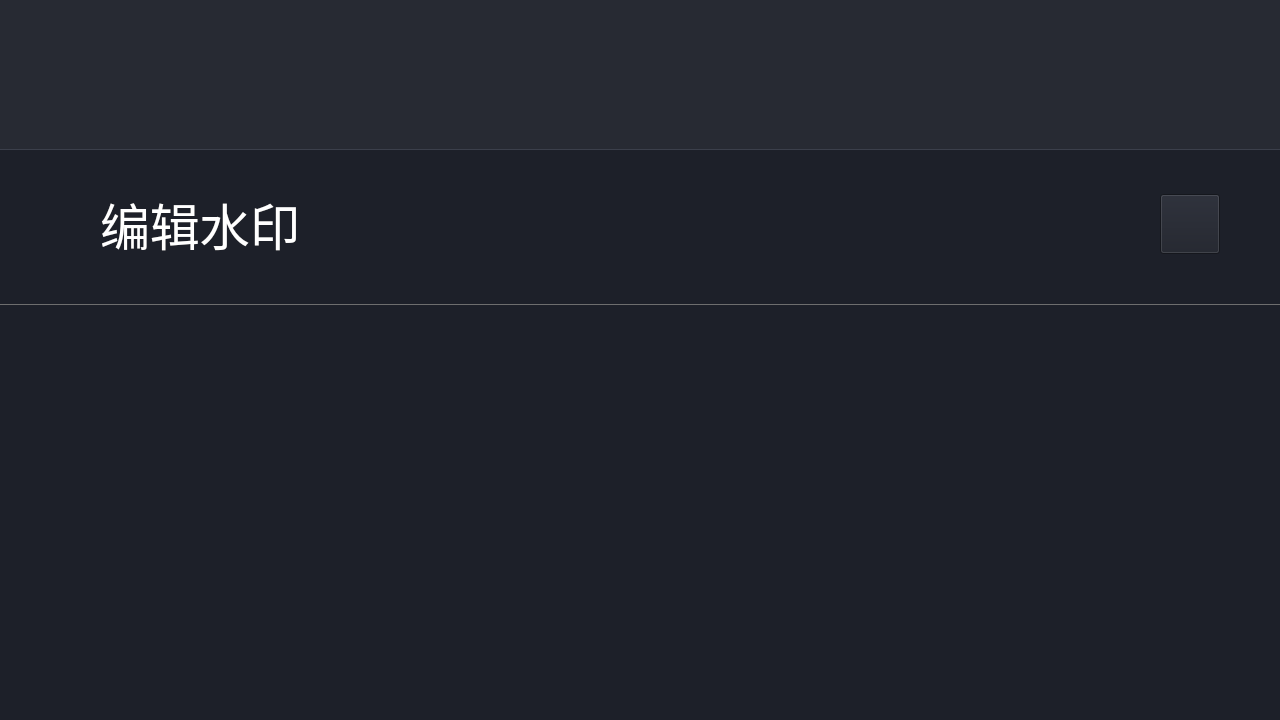
Above: widgets/usersetwidget.ui from wyc15002105071/Recorder before the change. Below: the same form after it.
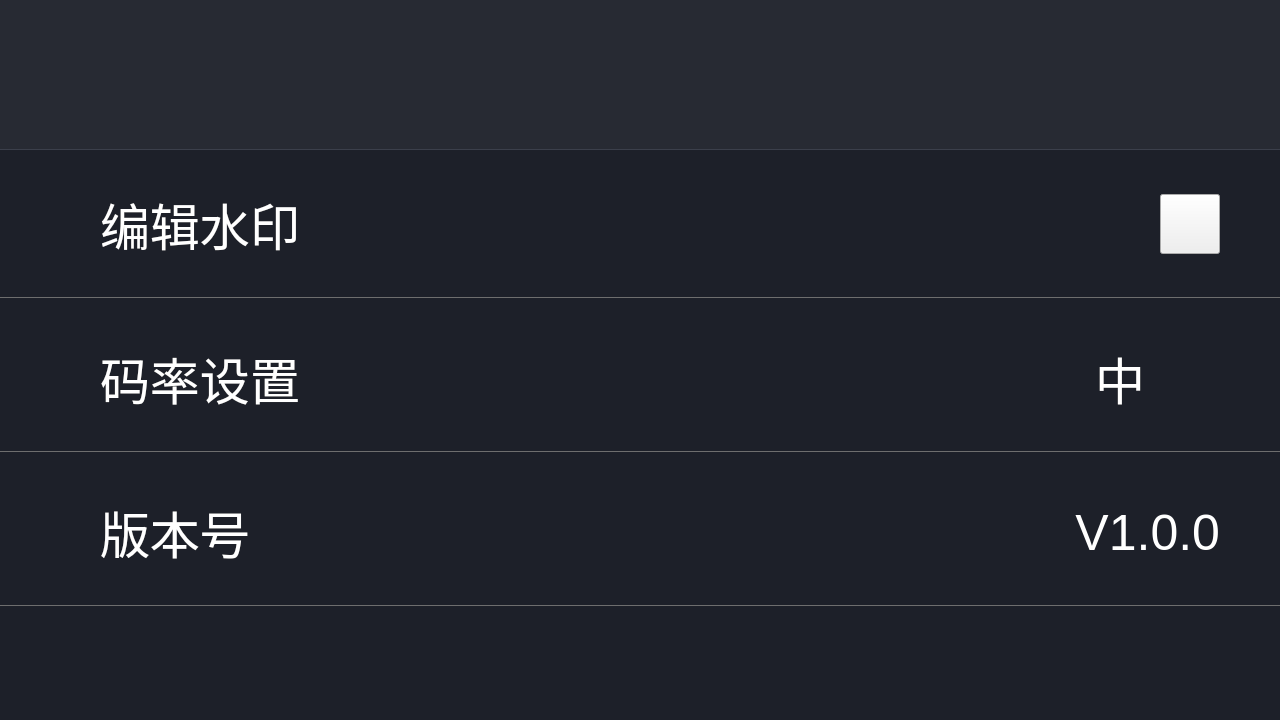
That is the form after the change. Icons and pictures are not drawn.

The edit to the form file:
```diff
--- a/widgets/usersetwidget.ui
+++ b/widgets/usersetwidget.ui
@@ -116,10 +116,36 @@
     </widget>
    </item>
    <item>
-    <widget class="QWidget" name="widget" native="true">
+    <widget class="QWidget" name="widget_list" native="true">
      <property name="styleSheet">
-      <string notr="true">background: rgba(29, 32, 41, 1);
-</string>
+      <string notr="true">#widget_list{background: rgba(29, 32, 41, 1);}
+
+#widget_fps,#widget_osd,#widget_vision{
+	border-bottom: 1px solid rgba(110, 110, 110, 1);
+}
+
+#lb_ods,#lb_title_fps,#lb_title_vision,#lb_value_vision{
+font-size: 50px;
+font-weight: 400;
+letter-spacing: 0px;
+line-height: 72.4px;
+color: rgba(255, 255, 255, 1);
+text-align: left;
+vertical-align: top;
+}
+#pBtn_osd{
+	border-image: url(:/resources/icons/icon_setting_item.png);
+	border-bottom: 1px solid rgb(110, 110, 110);
+}
+#pBtn_fps{
+font-size: 50px;
+font-weight: 400;
+letter-spacing: 0px;
+line-height: 72.4px;
+color: rgba(255, 255, 255, 1);
+background: rgba(29, 32, 41, 1);
+	border:none;
+}</string>
      </property>
      <layout class="QVBoxLayout" name="verticalLayout_2">
       <property name="leftMargin">
@@ -137,19 +163,7 @@
       <item>
        <widget class="QWidget" name="widget_osd" native="true">
         <property name="styleSheet">
-         <string notr="true">#lb_ods{
-font-size: 50px;
-font-weight: 400;
-letter-spacing: 0px;
-line-height: 72.4px;
-color: rgba(255, 255, 255, 1);
-text-align: left;
-vertical-align: top;
-}
-#pBtn_osd{
-	border-image: url(:/resources/icons/icon_setting_item.png);
-	border-bottom: 1px solid rgb(110, 110, 110);
-}</string>
+         <string notr="true"/>
         </property>
         <layout class="QHBoxLayout" name="horizontalLayout_2">
          <property name="leftMargin">
@@ -194,26 +208,82 @@
        </widget>
       </item>
       <item>
-       <widget class="QLabel" name="label">
-        <property name="minimumSize">
-         <size>
-          <width>0</width>
-          <height>1</height>
-         </size>
-        </property>
-        <property name="maximumSize">
-         <size>
-          <width>16777215</width>
-          <height>1</height>
-         </size>
-        </property>
-        <property name="styleSheet">
-         <string notr="true">background:   rgba(110, 110, 110, 1);
-</string>
-        </property>
-        <property name="text">
-         <string/>
-        </property>
+       <widget class="QWidget" name="widget_fps" native="true">
+        <layout class="QHBoxLayout" name="horizontalLayout_3">
+         <property name="leftMargin">
+          <number>100</number>
+         </property>
+         <property name="rightMargin">
+          <number>60</number>
+         </property>
+         <item>
+          <widget class="QLabel" name="lb_title_fps">
+           <property name="minimumSize">
+            <size>
+             <width>0</width>
+             <height>130</height>
+            </size>
+           </property>
+           <property name="text">
+            <string>码率设置</string>
+           </property>
+          </widget>
+         </item>
+         <item>
+          <widget class="QPushButton" name="pBtn_fps">
+           <property name="sizePolicy">
+            <sizepolicy hsizetype="Fixed" vsizetype="Preferred">
+             <horstretch>0</horstretch>
+             <verstretch>0</verstretch>
+            </sizepolicy>
+           </property>
+           <property name="minimumSize">
+            <size>
+             <width>200</width>
+             <height>0</height>
+            </size>
+           </property>
+           <property name="text">
+            <string>中</string>
+           </property>
+          </widget>
+         </item>
+        </layout>
+       </widget>
+      </item>
+      <item>
+       <widget class="QWidget" name="widget_vision" native="true">
+        <layout class="QHBoxLayout" name="horizontalLayout_4">
+         <property name="leftMargin">
+          <number>100</number>
+         </property>
+         <property name="rightMargin">
+          <number>60</number>
+         </property>
+         <item>
+          <widget class="QLabel" name="lb_title_vision">
+           <property name="minimumSize">
+            <size>
+             <width>0</width>
+             <height>130</height>
+            </size>
+           </property>
+           <property name="text">
+            <string>版本号</string>
+           </property>
+          </widget>
+         </item>
+         <item>
+          <widget class="QLabel" name="lb_value_vision">
+           <property name="text">
+            <string>V1.0.0</string>
+           </property>
+           <property name="alignment">
+            <set>Qt::AlignRight|Qt::AlignTrailing|Qt::AlignVCenter</set>
+           </property>
+          </widget>
+         </item>
+        </layout>
        </widget>
       </item>
       <item>
```
Left out of the diff: 17 changed lines with no effect on the pictures.
